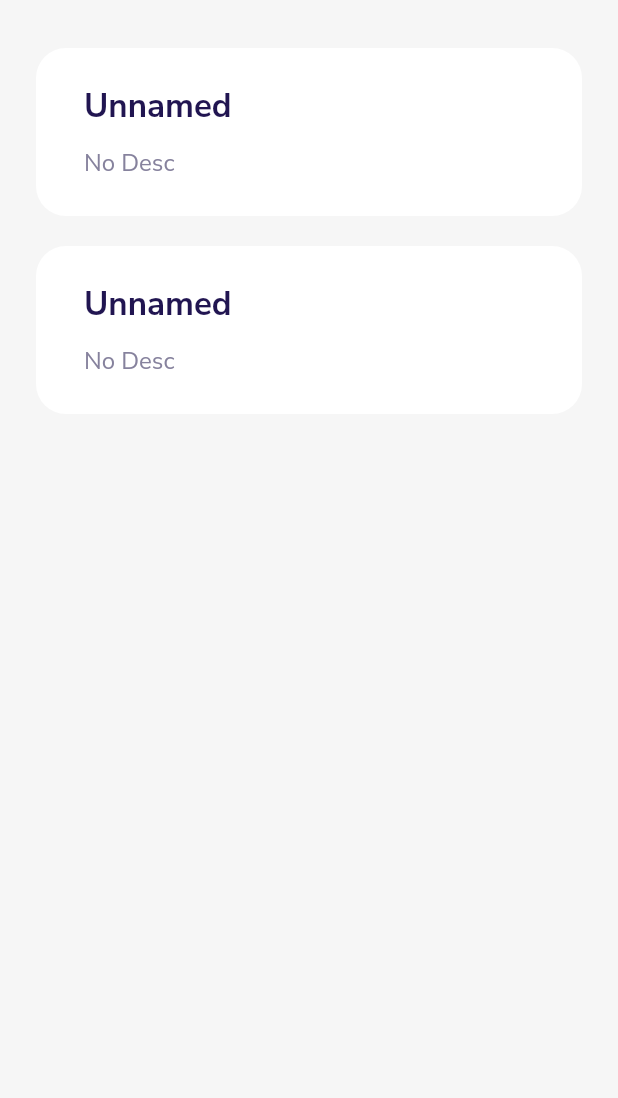
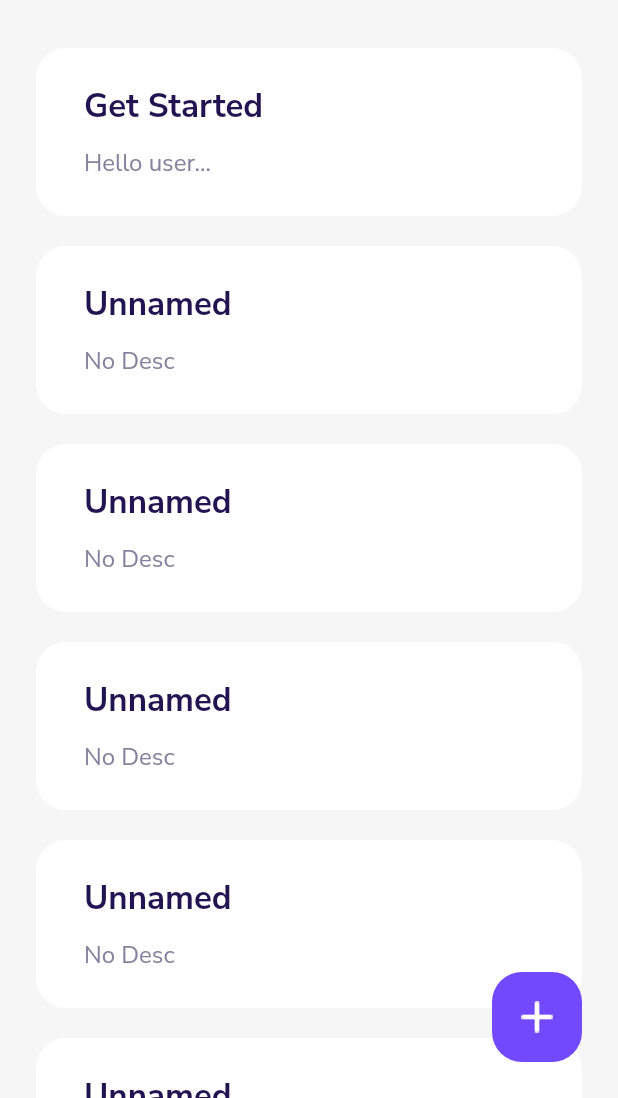
Before and after one commit to Aman-Kothari7/to_do_app, a Flutter app: the screen it shows after launch, on a phone screen of 412 x 824 dp, the part 138-1236 px from its top. Run offline on Flutter 3.47's test engine with Material 2 defaults, Android fonts, the phone set to English and light mode, and no system bars; our stand-ins replace google_fonts.

Commit message:
Version2

```diff
--- a/lib/screens/homepage.dart
+++ b/lib/screens/homepage.dart
@@ -1,5 +1,6 @@
 import 'package:flutter/material.dart';
 import 'package:to_do_list_app/widgets.dart';
+import 'package:to_do_list_app/screens/taskpage.dart';
 
 class Homepage extends StatefulWidget {
   const Homepage({Key? key}) : super(key: key);
@@ -17,22 +18,59 @@ class _HomepageState extends State<Homepage> {
           width: double.infinity,
           padding: EdgeInsets.symmetric(
             horizontal: 24.0,
-            vertical: 32.0,
           ),
           color: Color(0xFFF6F6F6),
-          child: Column(
+          child: Stack(
+            children: [
+              Column(
                 crossAxisAlignment: CrossAxisAlignment.start,
                 children: [
                   Container(
                     margin: EdgeInsets.only(
+                      top: 32.0,
                       bottom: 32.0,
                     ),
                     child: Image(
                       image: AssetImage('assets/images/logo.png'),
                     ),
                   ),
+                  Expanded(
+                    child: ListView(
+                      children: [
+                        TaskCardWidget(
+                            title: "Get Started", desc: "Hello user..."),
                         TaskCardWidget(),
                         TaskCardWidget(),
+                        TaskCardWidget(),
+                        TaskCardWidget(),
+                        TaskCardWidget(),
+                      ],
+                    ),
+                  ),
+                ],
+              ),
+              Positioned(
+                bottom: 24.0,
+                right: 0.0,
+                child: GestureDetector(
+                  onTap: () {
+                    Navigator.push(
+                      context,
+                      MaterialPageRoute(builder: (context) => Taskpage()),
+                    );
+                  },
+                  child: Container(
+                    width: 60.0,
+                    height: 60.0,
+                    decoration: BoxDecoration(
+                      color: Color(0XFF7349FE),
+                      borderRadius: BorderRadius.circular(20.0),
+                    ),
+                    child:
+                        Image(image: AssetImage("assets/images/add_icon.png")),
+                  ),
+                ),
+              ),
             ],
           ),
         ),
--- a/lib/widgets.dart
+++ b/lib/widgets.dart
@@ -25,7 +25,7 @@ class TaskCardWidget extends StatelessWidget {
         crossAxisAlignment: CrossAxisAlignment.start,
         children: [
           Text(
-            title ?? "(Unnamed Task)",
+            title,
             style: TextStyle(
               color: Color(0xFF211551),
               fontSize: 22.0,
@@ -37,7 +37,7 @@ class TaskCardWidget extends StatelessWidget {
               top: 10.0,
             ),
             child: Text(
-              desc ?? "(No description)",
+              desc,
               style: TextStyle(
                 color: Color(0xFF86829D),
                 fontSize: 16.0,
```
Also changed, not shown: lib/screens/taskpage.dart (added, +46 -0 lines). Lines whose indentation alone changed are shown as unchanged.
